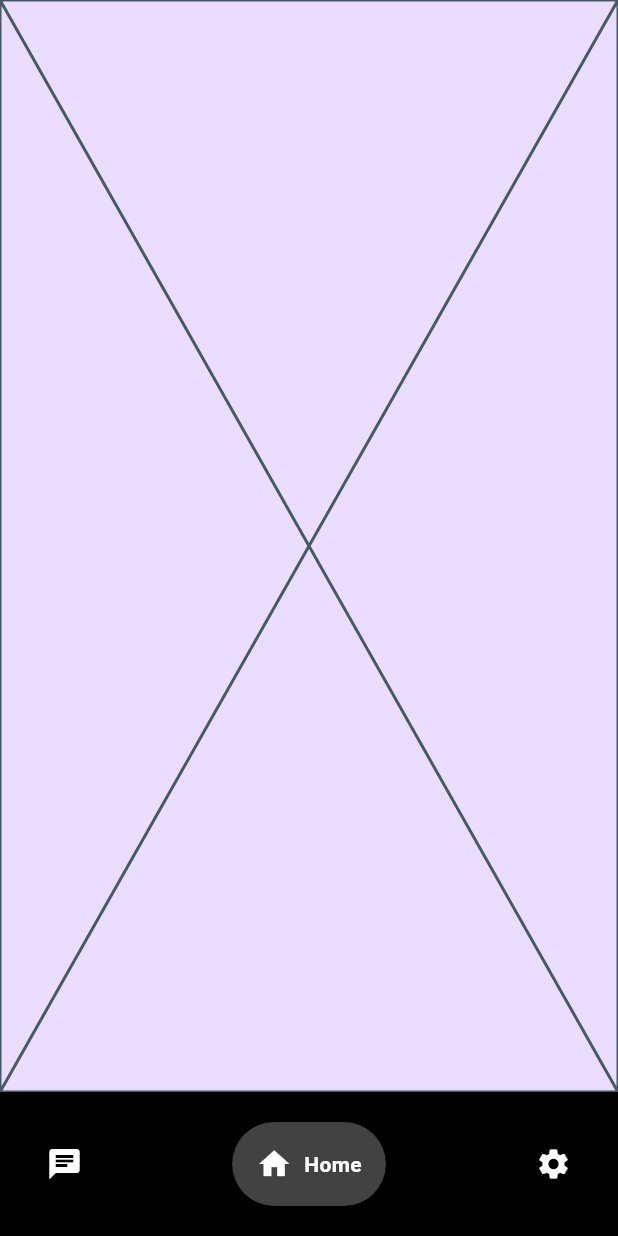
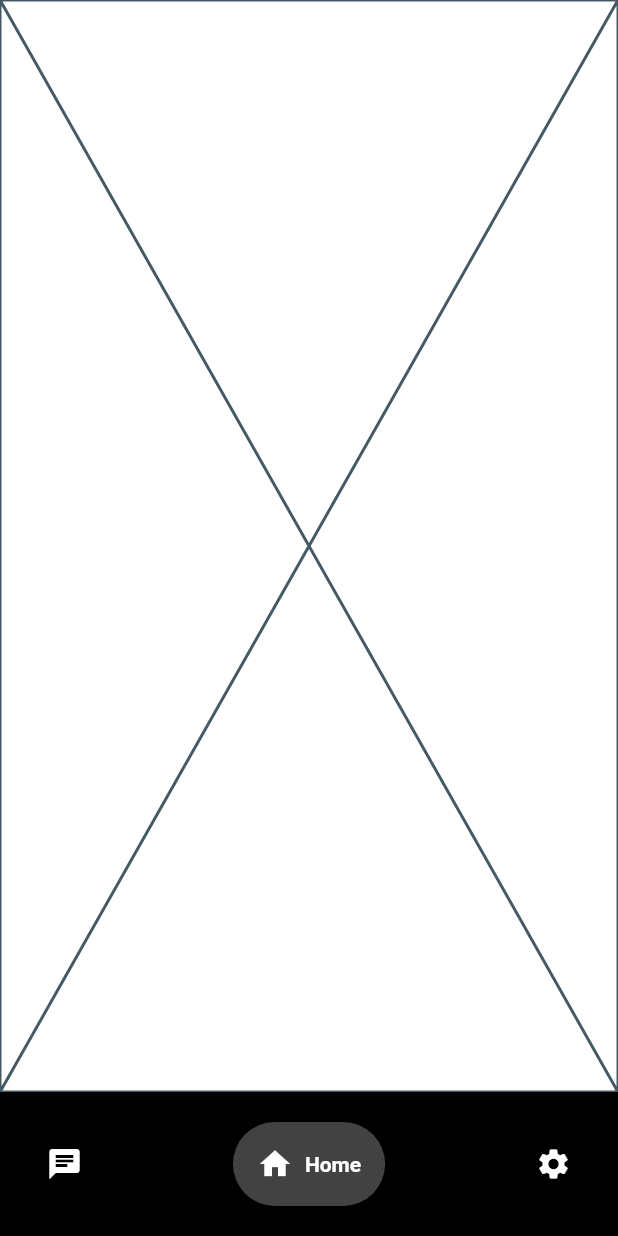
Before and after one commit to ASWE-PDA/Personal-Digital-Agent, a Flutter app: the screen it shows after launch, item 2 of the bottom bar chosen, on a phone screen of 412 x 824 dp. Run offline on Flutter 3.47's test engine with Material 2 defaults, Android fonts, the phone set to English and light mode, and no system bars; drawn by our look-alikes of google_nav_bar; our stand-ins replace shared_preferences.

Commit message:
add flutter themes and dark mode

```diff
--- /dev/null
+++ b/lib/Themes/main_theme.dart
@@ -0,0 +1,42 @@
+import 'package:flutter/material.dart';
+
+/// Class that contains the default colors and themes of the app.
+class MyThemes {
+  // light mode
+  static final lightTheme = ThemeData(
+    scaffoldBackgroundColor: Colors.white,
+    primaryColor: Colors.blueAccent,
+    iconTheme: const IconThemeData(color: Colors.blueAccent),
+    appBarTheme: const AppBarTheme(
+      backgroundColor: Colors.white,
+      elevation: 0,
+      foregroundColor: Colors.black,
+    ),
+    textTheme: const TextTheme(bodyMedium: TextStyle(color: Colors.black)),
+    colorScheme: const ColorScheme.light().copyWith(
+      secondary: Colors.white,
+      secondaryContainer: const Color.fromRGBO(218, 217, 222, 0.3),
+      primary: Colors.black,
+      tertiary: const Color.fromRGBO(181, 180, 186, 1.0),
+    ),
+  );
+
+  // dark mode
+  static final darkTheme = ThemeData(
+    scaffoldBackgroundColor: const Color.fromRGBO(64, 63, 69, 1.0),
+    primaryColor: Colors.blueAccent,
+    iconTheme: const IconThemeData(color: Colors.blueAccent),
+    appBarTheme: const AppBarTheme(
+      elevation: 0,
+      backgroundColor: Color.fromRGBO(64, 63, 69, 1.0),
+      foregroundColor: Colors.white,
+    ),
+    textTheme: const TextTheme(bodyMedium: TextStyle(color: Colors.white)),
+    colorScheme: const ColorScheme.dark().copyWith(
+      secondary: const Color.fromRGBO(64, 63, 69, 1.0),
+      secondaryContainer: const Color.fromRGBO(115, 114, 120, 0.2),
+      primary: Colors.white,
+      tertiary: const Color.fromRGBO(181, 180, 186, 1.0),
+    ),
+  );
+}
--- /dev/null
+++ b/lib/Themes/theme_model.dart
@@ -0,0 +1,42 @@
+import 'package:flutter/material.dart';
+import 'package:luna/Themes/theme_preferences.dart';
+
+/// Class that stores the current theme and notifies the app.
+class ThemeModel extends ChangeNotifier {
+  ThemePreferences themePreferences = ThemePreferences();
+  bool _isDark = false;
+  bool get isDark => _isDark;
+
+  /// Constructor of the [ThemeModel] class.
+  ThemeModel() {
+    getPreferences();
+  }
+
+  /// Loads the theme that is stored as shared preference.
+  getPreferences() async {
+    _isDark = await themePreferences.getTheme() ?? false;
+    notifyListeners();
+  }
+
+  /// Deletes the stored theme preference.
+  deleteThemePreferences() async {
+    await themePreferences.deleteTheme();
+    _isDark = false;
+    notifyListeners();
+  }
+
+  /// Returns the current theme preference of the app.
+  ThemeMode currentTheme() {
+    return isDark ? ThemeMode.dark : ThemeMode.light;
+  }
+
+  /// Updates the [value] of the theme and notifies the app.
+  ///
+  /// -> true: dark mode
+  /// -> false: light mode
+  set setTheme(bool value) {
+    _isDark = value;
+    themePreferences.setTheme(value);
+    notifyListeners();
+  }
+}
--- /dev/null
+++ b/lib/Themes/theme_preferences.dart
@@ -0,0 +1,24 @@
+import 'package:shared_preferences/shared_preferences.dart';
+
+/// Class that is responsible for loading and updating the theme preference.
+class ThemePreferences {
+  static const themeKey = 'theme_key';
+
+  /// Updates the [value] of the theme.
+  setTheme(bool value) async {
+    SharedPreferences sharedPreferences = await SharedPreferences.getInstance();
+    sharedPreferences.setBool(themeKey, value);
+  }
+
+  /// Deletes the theme preference.
+  deleteTheme() async {
+    SharedPreferences sharedPreferences = await SharedPreferences.getInstance();
+    sharedPreferences.remove(themeKey);
+  }
+
+  /// Loads the value of the stored theme.
+  getTheme() async {
+    SharedPreferences sharedPreferences = await SharedPreferences.getInstance();
+    return sharedPreferences.getBool(themeKey);
+  }
+}
--- a/lib/main.dart
+++ b/lib/main.dart
@@ -1,5 +1,7 @@
 import 'package:flutter/material.dart';
 import 'package:google_nav_bar/google_nav_bar.dart';
+import 'package:luna/Themes/main_theme.dart';
+import 'package:luna/Themes/theme_model.dart';
 import 'package:provider/provider.dart';
 
 import 'settings.dart';
@@ -15,21 +17,17 @@ class MyApp extends StatelessWidget {
   @override
   Widget build(BuildContext context) {
     return ChangeNotifierProvider(
-      create: (context) => MyAppState(),
-      child: MaterialApp(
-        title: 'Namer App',
-        theme: ThemeData(
-          useMaterial3: true,
-          colorScheme: ColorScheme.fromSeed(seedColor: Color.fromARGB(255, 55, 2, 124)),
-        ),
+        create: (context) => ThemeModel(),
+        child: Consumer(builder: (context, ThemeModel themeNotifier, child) {
+          return MaterialApp(
+            title: 'Luna',
+            darkTheme: MyThemes.darkTheme,
+            themeMode: themeNotifier.currentTheme(),
+            theme: MyThemes.lightTheme,
             home: MyHomePage(),
-      ),
           );
+        }));
   }
-}
-
-class MyAppState extends ChangeNotifier {
-
 }
 
 class MyHomePage extends StatefulWidget {
@@ -38,12 +36,10 @@ class MyHomePage extends StatefulWidget {
 }
 
 class _MyHomePageState extends State<MyHomePage> {
-
   var selectedIndex = 0;
 
   @override
   Widget build(BuildContext context) {
-
     Widget page;
     switch (selectedIndex) {
       case 0:
@@ -59,15 +55,13 @@ class _MyHomePageState extends State<MyHomePage> {
         throw UnimplementedError('no widget for $selectedIndex');
     }
 
-    return LayoutBuilder(
-      builder: (context, constraints) {
+    return LayoutBuilder(builder: (context, constraints) {
       return Scaffold(
         body: Column(
           children: [
-
             Expanded(
               child: Container(
-                  color: Theme.of(context).colorScheme.primaryContainer,
+                color: Theme.of(context).colorScheme.secondary,
                 child: page,
               ),
             ),
@@ -76,10 +70,7 @@ class _MyHomePageState extends State<MyHomePage> {
         bottomNavigationBar: Container(
           color: Colors.black,
           child: Padding(
-              padding: const EdgeInsets.symmetric(
-                horizontal: 15,
-                vertical: 20
-              ),
+            padding: const EdgeInsets.symmetric(horizontal: 15, vertical: 20),
             child: GNav(
               backgroundColor: Colors.black,
               color: Colors.white,
@@ -94,24 +85,14 @@ class _MyHomePageState extends State<MyHomePage> {
                 });
               },
               tabs: [
-                  GButton(
-                    icon: Icons.chat,
-                    text: 'Chat',
-                    ),
-                  GButton(
-                    icon: Icons.home,
-                    text: 'Home',
-                    ),
-                  GButton(
-                    icon: Icons.settings,
-                    text: 'Settings',
-                    ),
+                GButton(icon: Icons.chat, text: 'Chat'),
+                GButton(icon: Icons.home, text: 'Home'),
+                GButton(icon: Icons.settings, text: 'Settings'),
               ],
             ),
           ),
         ),
       );
-      }
-    );
+    });
   }
 }
--- a/pubspec.yaml
+++ b/pubspec.yaml
@@ -15,6 +15,7 @@ dependencies:
 
   english_words: ^4.0.0
   provider: ^6.0.0
+  shared_preferences: ^2.0.16
 
 dev_dependencies:
   flutter_test:
```
Also changed, not shown: lib/chat.dart (+5 -14 lines), lib/settings.dart (+48 -8 lines), pubspec.lock, 10 other files. Lines whose indentation alone changed are shown as unchanged.
